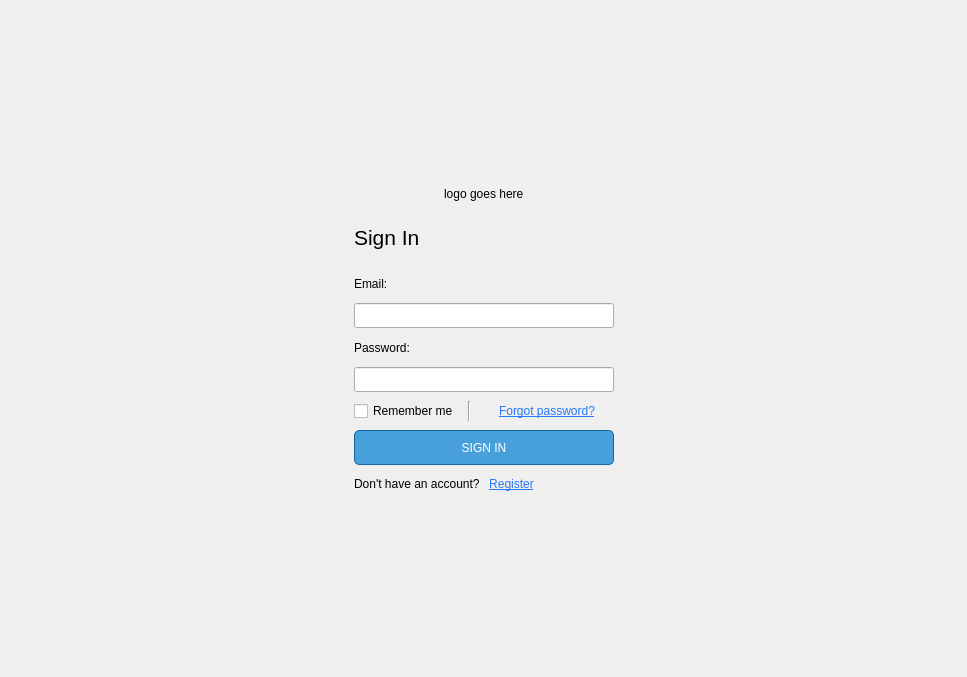
Old version of the form DonationMining/src/LoginWidget.ui in the repository jondef/MiningForHumanity.
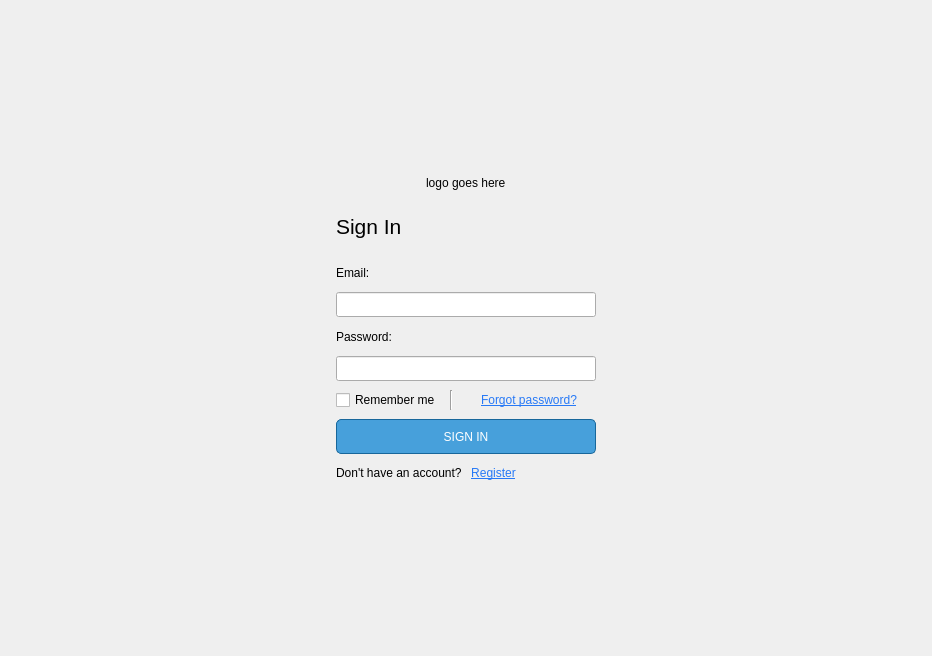
New version of the form. Custom widgets are drawn as their Qt base class.

Commit message: Finished the blur effect for the login screen

The edit to the form file:
```diff
--- a/DonationMining/src/LoginWidget.ui
+++ b/DonationMining/src/LoginWidget.ui
@@ -6,8 +6,8 @@
    <rect>
        <x>0</x>
        <y>0</y>
-       <width>967</width>
-       <height>677</height>
+       <width>932</width>
+       <height>656</height>
    </rect>
   </property>
   <property name="windowTitle">
@@ -79,6 +79,12 @@
                   </item>
                   <item row="6" column="2">
                       <widget class="Frame" name="centralFrame">
+                          <property name="sizePolicy">
+                              <sizepolicy hsizetype="Maximum" vsizetype="Maximum">
+                                  <horstretch>0</horstretch>
+                                  <verstretch>0</verstretch>
+                              </sizepolicy>
+                          </property>
                           <property name="styleSheet">
                               <string notr="true">#centralFrame
                                   {
```
Lines whose indentation alone changed are shown as unchanged. The commit also changes 3 other files.
